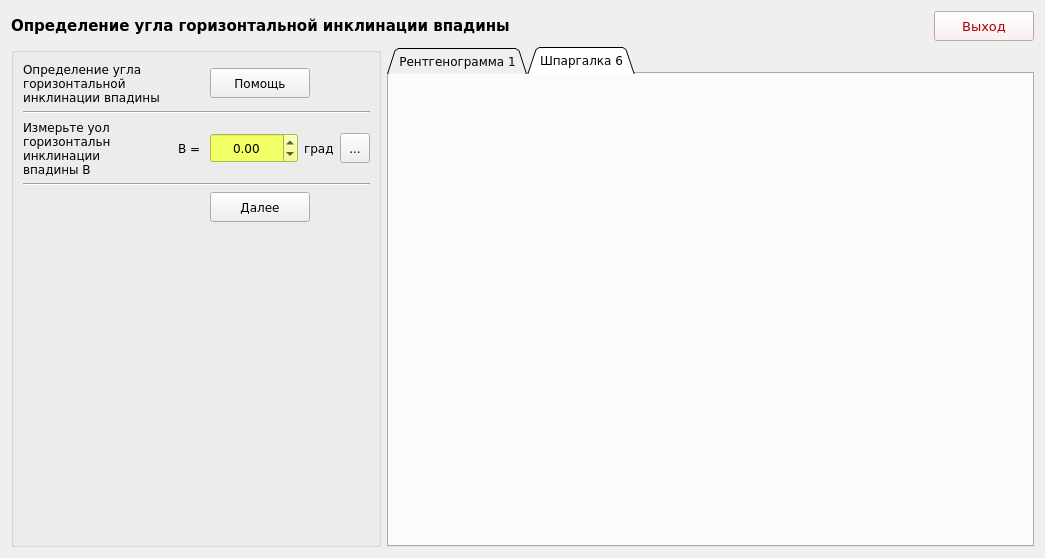
This is Medic/forms/ui/form5.ui in W3STi/Medical-calculate-programm as Qt 5 draws it before an edit. The edited form follows.
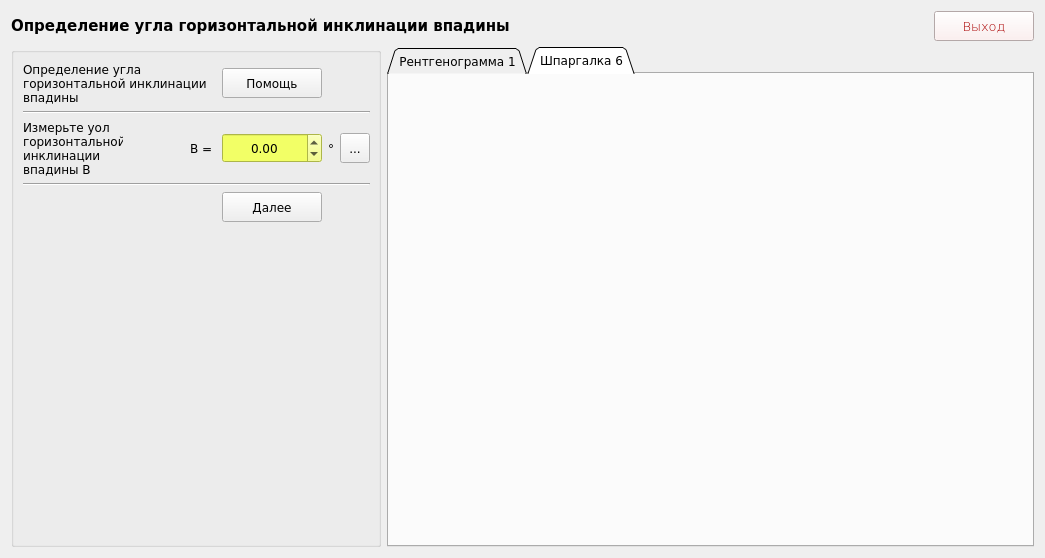
This is the edited form.

Diff of the .ui file:
```diff
--- a/Medic/forms/ui/form5.ui
+++ b/Medic/forms/ui/form5.ui
@@ -86,6 +86,7 @@
       <font>
        <family>Verdana</family>
        <pointsize>10</pointsize>
+       <weight>9</weight>
        <italic>false</italic>
        <bold>false</bold>
       </font>
@@ -288,7 +289,7 @@
          </font>
         </property>
         <property name="text">
-         <string>град</string>
+         <string>°</string>
         </property>
        </widget>
       </item>
```
Left out of the diff: 1 changed line with no effect on the pictures.
